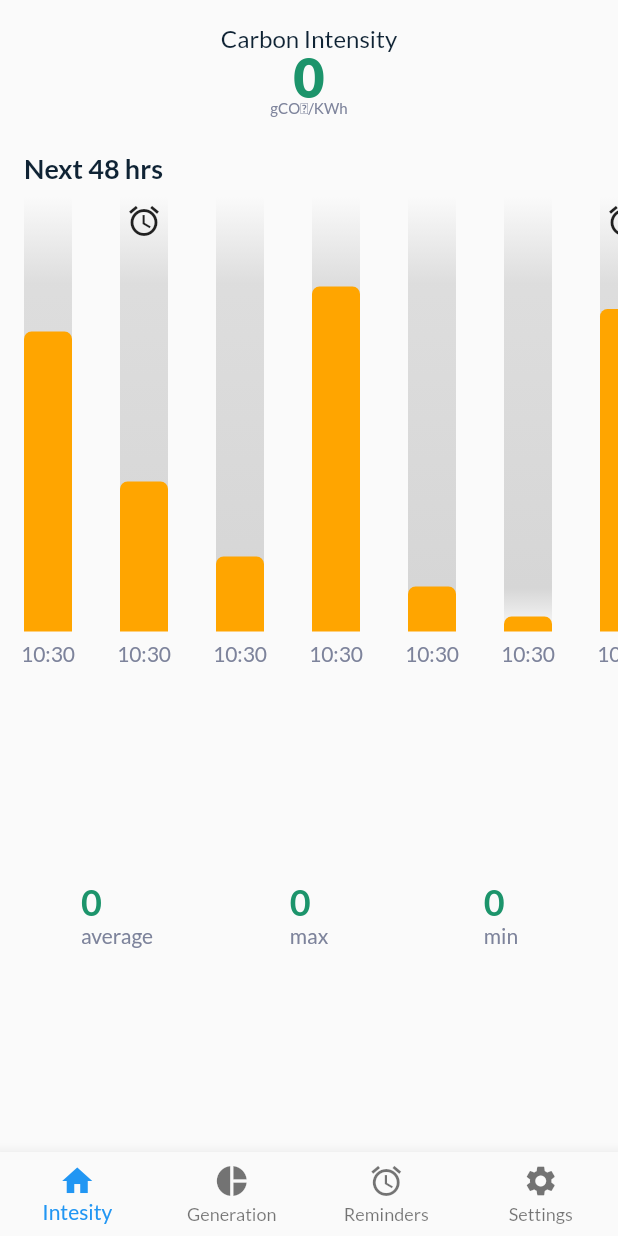
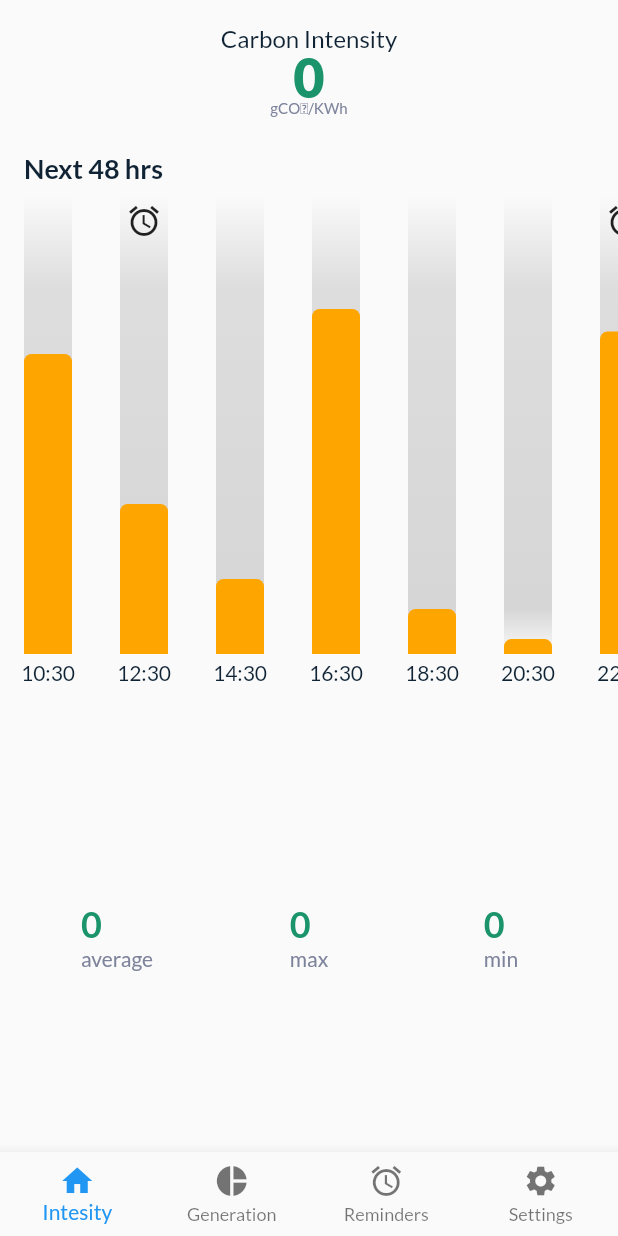
Before and after one commit to Zambrella/enviro_app, a Flutter app: the screen it shows after launch, on a phone screen of 412 x 824 dp. Run offline on Flutter 3.47's test engine with Material 2 defaults, Android fonts, the phone set to English and light mode, and no system bars; our stand-ins replace bloc, flutter_bloc; network calls fail.

Commit message:
Added day logic to graph

```diff
--- a/lib/ui/intensity_page/intensity_page_graph.dart
+++ b/lib/ui/intensity_page/intensity_page_graph.dart
@@ -2,7 +2,7 @@ import 'package:enviro_app/constants/ui_constants.dart';
 import 'package:flutter/material.dart';
 
 class IntensityPageGraph extends StatelessWidget {
-  static const _totalHeight = 320.0;
+  static const _totalHeight = 350.0;
   static const _barWidth = 32.0;
   final List<GraphBar> _backgroundBars = [
     GraphBar(
@@ -15,70 +15,70 @@ class IntensityPageGraph extends StatelessWidget {
     GraphBar(
       barHeight: _totalHeight,
       barWidth: _barWidth,
-      dateTime: DateTime.now(),
+      dateTime: DateTime.now().add(Duration(hours: 2)),
       primaryBarHeight: 100,
       hasReminder: true,
     ),
     GraphBar(
       barHeight: _totalHeight,
       barWidth: _barWidth,
-      dateTime: DateTime.now(),
+      dateTime: DateTime.now().add(Duration(hours: 4)),
       primaryBarHeight: 50,
       hasReminder: false,
     ),
     GraphBar(
       barHeight: _totalHeight,
       barWidth: _barWidth,
-      dateTime: DateTime.now(),
+      dateTime: DateTime.now().add(Duration(hours: 6)),
       primaryBarHeight: 230,
       hasReminder: false,
     ),
     GraphBar(
       barHeight: _totalHeight,
       barWidth: _barWidth,
-      dateTime: DateTime.now(),
+      dateTime: DateTime.now().add(Duration(hours: 8)),
       primaryBarHeight: 30,
       hasReminder: false,
     ),
     GraphBar(
       barHeight: _totalHeight,
       barWidth: _barWidth,
-      dateTime: DateTime.now(),
+      dateTime: DateTime.now().add(Duration(hours: 10)),
       primaryBarHeight: 10,
       hasReminder: false,
     ),
     GraphBar(
       barHeight: _totalHeight,
       barWidth: _barWidth,
-      dateTime: DateTime.now(),
+      dateTime: DateTime.now().add(Duration(hours: 12)),
       primaryBarHeight: 215,
       hasReminder: true,
     ),
     GraphBar(
       barHeight: _totalHeight,
       barWidth: _barWidth,
-      dateTime: DateTime.now(),
+      dateTime: DateTime.now().add(Duration(hours: 14)),
       primaryBarHeight: 123,
       hasReminder: false,
     ),
     GraphBar(
       barHeight: _totalHeight,
       barWidth: _barWidth,
-      dateTime: DateTime.now(),
+      dateTime: DateTime.now().add(Duration(hours: 16)),
       primaryBarHeight: 40,
       hasReminder: false,
     ),
     GraphBar(
       barHeight: _totalHeight,
       barWidth: _barWidth,
-      dateTime: DateTime.now(),
+      dateTime: DateTime.now().add(Duration(hours: 18)),
       primaryBarHeight: 70,
       hasReminder: false,
     ),
     GraphBar(
       barHeight: _totalHeight,
       barWidth: _barWidth,
-      dateTime: DateTime.now(),
+      dateTime: DateTime.now().add(Duration(hours: 20)),
       primaryBarHeight: 100,
       hasReminder: false,
     ),
@@ -105,7 +105,8 @@ class GraphBar extends StatelessWidget {
   final DateTime dateTime;
   final double primaryBarHeight;
   final bool hasReminder;
-  final double textHeight = 30;
+  final double hourTextHeight = 25;
+  final double dayTextHeight = 20;
   GraphBar({
     @required this.barHeight,
     @required this.barWidth,
@@ -123,7 +124,7 @@ class GraphBar extends StatelessWidget {
             alignment: Alignment.bottomCenter,
             children: [
               Container(
-                height: barHeight - textHeight,
+                height: barHeight - hourTextHeight - dayTextHeight,
                 width: barWidth,
                 decoration: BoxDecoration(
                   gradient: LinearGradient(
@@ -167,13 +168,18 @@ class GraphBar extends StatelessWidget {
           ),
         ),
         Container(
-          height: textHeight,
+          height: hourTextHeight,
           child: Center(
             child: Text(
               '${dateTime.hour}:${dateTime.minute}',
-              style: Theme.of(context).textTheme.bodyText2,
+              style: Theme.of(context).textTheme.bodyText1,
             ),
           ),
+        ),
+        Container(
+          height: dayTextHeight,
+          // Only show day if it's a new day
+          child: dateTime.hour == 0 ? Text('${dateTime.day}') : Text(' '),
         ),
       ],
     );
```
